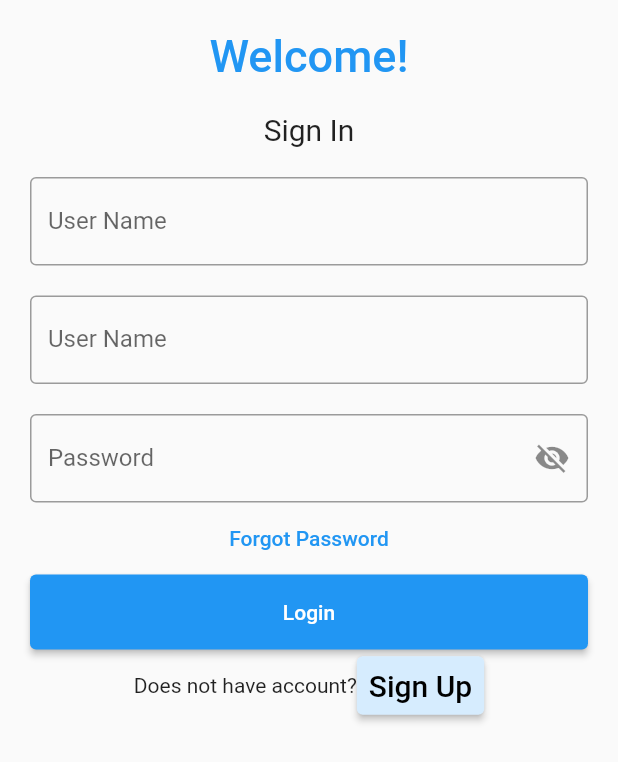
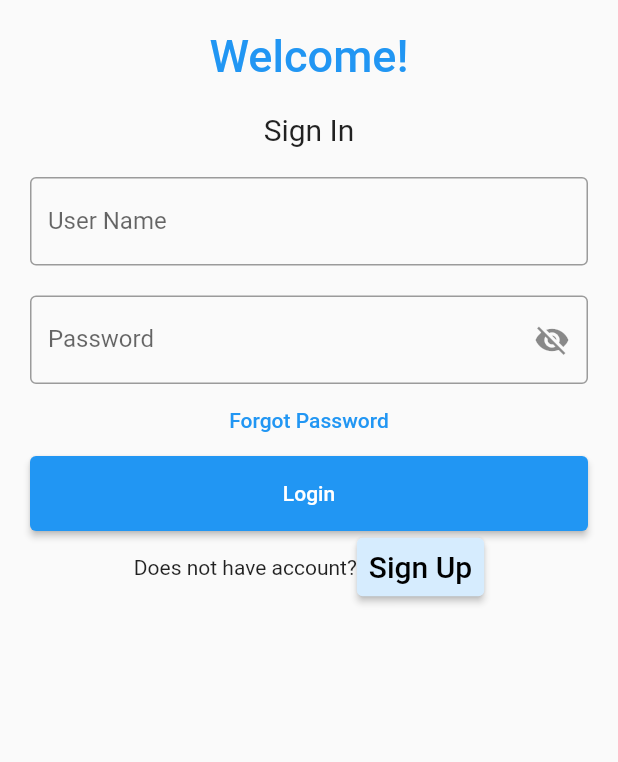
Before and after one commit to omarhilall/Mindkhan, a Flutter app: the Signin widget shown alone on an empty page, opened directly, after a tap on "Login", on a phone screen of 412 x 824 dp. Shown: the top 762 px of the screen. Run offline on Flutter 3.47's test engine with Material 2 defaults, Android fonts, the phone set to English and light mode, and no system bars; our stand-ins replace flutter_svg, go_router, syncfusion_flutter_calendar, syncfusion_flutter_datepicker, table_calendar.

```diff
--- a/lib/Payment.dart
+++ b/lib/Payment.dart
@@ -1,5 +1,3 @@
-import 'package:scheduling_app/Schedules.dart';
-import 'package:scheduling_app/main.dart';
 import 'package:flutter/material.dart';
 import 'package:scheduling_app/thankupage.dart';
 import 'package:scheduling_app/constants.dart';
--- a/lib/model/routes.dart
+++ b/lib/model/routes.dart
@@ -1,18 +1,24 @@
 import 'package:flutter/cupertino.dart';
 import 'package:flutter/material.dart';
 import 'package:go_router/go_router.dart';
-import 'package:scheduling_app/Schedules.dart';
 import 'package:scheduling_app/editprofieAdmin.dart';
-import 'package:scheduling_app/intro.dart';
+import 'package:scheduling_app/signinpageADMIN.dart';
+import 'package:scheduling_app/signinpageUSER.dart';
+
+import '../userHome.dart';
 
 final GoRouter _route = GoRouter(routes: <GoRoute>[
   GoRoute(
     routes: <GoRoute>[
       GoRoute(
-        path: 'home',
-        builder: (BuildContext context, GoRouterState state) =>
-            const editProfileAdmin(),
-      ),
+          path: '/signinAdmin',
+          builder: (context, state) => const SignInAdmin()),
+      GoRoute(
+          path: '/userHome', builder: (context, state) => const Homescreen()),
+      GoRoute(
+          path: '/signinUser',
+          name: 'signinUser',
+          builder: (context, state) => const Signin()),
     ],
     path: '/',
     builder: (BuildContext context, GoRouterState state) =>
--- a/lib/signinpageADMIN.dart
+++ b/lib/signinpageADMIN.dart
@@ -1,3 +1,4 @@
+// ignore: file_names
 import 'package:flutter/material.dart';
 
 import 'constants.dart';
@@ -48,7 +49,7 @@ class SignInAdminState extends State<SignInAdmin> {
             padding: const EdgeInsets.symmetric(vertical: 16.0),
             child: ElevatedButton(
               style: TextButton.styleFrom(
-                  foregroundColor: Colors.black,
+                  foregroundColor: Colors.black38,
                   elevation: 2,
                   backgroundColor: kPrimaryColor),
               onPressed: () {
--- a/lib/signinpageUSER.dart
+++ b/lib/signinpageUSER.dart
@@ -24,7 +24,7 @@ String? validatePassword(String value) {
   RegExp regex =
       RegExp(r'^(?=.*?[A-Z])(?=.*?[a-z])(?=.*?[0-9])(?=.*?[!@#\$&*~]).{8,}$');
   if (value.isEmpty) {
-    return 'Please enter password';
+    return 'Please enter your password';
   } else {
     if (!regex.hasMatch(value)) {
       return 'Enter valid password';
@@ -72,16 +72,6 @@ class _SigninState extends State<Signin> {
             Container(
               padding: const EdgeInsets.all(10),
               child: TextField(
-                controller: firstnameController,
-                decoration: const InputDecoration(
-                  border: OutlineInputBorder(),
-                  labelText: 'User Name',
-                ),
-              ),
-            ),
-            Container(
-              padding: const EdgeInsets.all(10),
-              child: TextField(
                 controller: lastnameController,
                 decoration: const InputDecoration(
                   border: OutlineInputBorder(),
@@ -92,6 +82,7 @@ class _SigninState extends State<Signin> {
             Container(
               padding: const EdgeInsets.fromLTRB(10, 10, 10, 0),
               child: TextField(
+                // ignore: non_constant_identifier_names
                 onChanged: (PasswordInputElement) =>
                     validatePassword(PasswordInputElement),
                 obscureText: !_isvisible,
@@ -126,7 +117,8 @@ class _SigninState extends State<Signin> {
                 child: ElevatedButton(
                   child: const Text('Login'),
                   onPressed: () {
-                    // validatePassword(PasswordInputElement);
+                    validatePassword(('PasswordInputElement'));
+                    Navigator.pushNamed(context, 'userHome');
                   },
                 )),
             Row(
```
Also changed, not shown: lib/logch.dart (+7 -12 lines).
